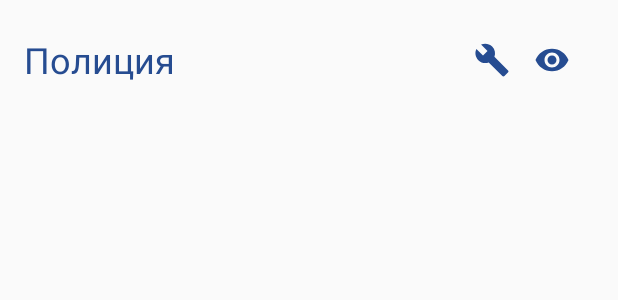
After one commit to dkoropenko/FakeCall, an Android app: the layout content_template_list.xml on its own in the app's theme, with its tools: preview values and no code run, on a phone screen of 412 x 824 dp. The commit adds this screen. Shown: the top 300 px of the screen. Run offline under Robolectric (Android 15) with nearby library versions, the phone set to English and light mode, and no system bars.

Commit message:
Added template list activity

```diff
--- a/app/build.gradle
+++ b/app/build.gradle
@@ -20,7 +20,9 @@ android {
 }
 
 dependencies {
-    compile fileTree(dir: 'libs', include: ['*.jar'])
+    compile fileTree(include: ['*.jar'], dir: 'libs')
     testCompile 'junit:junit:4.12'
     compile 'com.android.support:appcompat-v7:24.0.0'
+    compile 'com.android.support:recyclerview-v7:24.1.1'
+    compile 'com.android.support:cardview-v7:24.1.1'
 }
--- a/app/src/main/AndroidManifest.xml
+++ b/app/src/main/AndroidManifest.xml
@@ -15,6 +15,8 @@
                 <category android:name="android.intent.category.LAUNCHER"/>
             </intent-filter>
         </activity>
+        <activity android:name=".TemplateListActivity">
+        </activity>
     </application>
 
 </manifest>
--- /dev/null
+++ b/app/src/main/java/com/smalew/fakecall/TemplateListActivity.java
@@ -0,0 +1,13 @@
+package com.smalew.fakecall;
+
+import android.support.v7.app.AppCompatActivity;
+import android.os.Bundle;
+
+public class TemplateListActivity extends AppCompatActivity {
+
+    @Override
+    protected void onCreate(Bundle savedInstanceState) {
+        super.onCreate(savedInstanceState);
+        setContentView(R.layout.activity_template_list);
+    }
+}
--- /dev/null
+++ b/app/src/main/res/drawable/change_24dp.xml
@@ -0,0 +1,9 @@
+<vector xmlns:android="http://schemas.android.com/apk/res/android"
+        android:width="24dp"
+        android:height="24dp"
+        android:viewportWidth="24.0"
+        android:viewportHeight="24.0">
+    <path
+        android:fillColor="#264c91"
+        android:pathData="M22.7,19l-9.1,-9.1c0.9,-2.3 0.4,-5 -1.5,-6.9 -2,-2 -5,-2.4 -7.4,-1.3L9,6 6,9 1.6,4.7C0.4,7.1 0.9,10.1 2.9,12.1c1.9,1.9 4.6,2.4 6.9,1.5l9.1,9.1c0.4,0.4 1,0.4 1.4,0l2.3,-2.3c0.5,-0.4 0.5,-1.1 0.1,-1.4z"/>
+</vector>
--- /dev/null
+++ b/app/src/main/res/drawable/preview_24dp.xml
@@ -0,0 +1,9 @@
+<vector xmlns:android="http://schemas.android.com/apk/res/android"
+        android:width="24dp"
+        android:height="24dp"
+        android:viewportWidth="24.0"
+        android:viewportHeight="24.0">
+    <path
+        android:fillColor="#264c91"
+        android:pathData="M12,4.5C7,4.5 2.73,7.61 1,12c1.73,4.39 6,7.5 11,7.5s9.27,-3.11 11,-7.5c-1.73,-4.39 -6,-7.5 -11,-7.5zM12,17c-2.76,0 -5,-2.24 -5,-5s2.24,-5 5,-5 5,2.24 5,5 -2.24,5 -5,5zM12,9c-1.66,0 -3,1.34 -3,3s1.34,3 3,3 3,-1.34 3,-3 -1.34,-3 -3,-3z"/>
+</vector>
--- /dev/null
+++ b/app/src/main/res/layout/activity_template_list.xml
@@ -0,0 +1,16 @@
+<?xml version="1.0" encoding="utf-8"?>
+<RelativeLayout
+    xmlns:android="http://schemas.android.com/apk/res/android"
+    xmlns:tools="http://schemas.android.com/tools"
+    android:layout_width="match_parent"
+    android:layout_height="match_parent"
+    android:layout_margin="@dimen/space_16"
+    tools:context="com.smalew.fakecall.TemplateListActivity">
+
+    <android.support.v7.widget.RecyclerView
+        android:layout_width="match_parent"
+        android:layout_height="wrap_content">
+
+    </android.support.v7.widget.RecyclerView>
+
+</RelativeLayout>
--- /dev/null
+++ b/app/src/main/res/layout/content_template_list.xml
@@ -0,0 +1,38 @@
+<?xml version="1.0" encoding="utf-8"?>
+<RelativeLayout
+    xmlns:android="http://schemas.android.com/apk/res/android"
+    android:layout_width="match_parent"
+    android:layout_height="match_parent">
+
+    <RelativeLayout
+        android:layout_width="match_parent"
+        android:layout_height="@dimen/size_48"
+        android:layout_margin="@dimen/space_16">
+
+        <TextView
+            style="@style/templates_list_content_text"
+            android:text="Полиция"/>
+
+        <LinearLayout
+            android:layout_width="wrap_content"
+            android:layout_height="wrap_content"
+            android:layout_alignParentRight="true"
+            android:layout_centerVertical="true"
+            android:orientation="horizontal">
+
+            <ImageView
+                android:layout_width="@dimen/space_24"
+                android:layout_height="@dimen/space_24"
+                android:layout_marginRight="@dimen/space_16"
+                android:src="@drawable/change_24dp"/>
+
+            <ImageView
+                android:layout_width="@dimen/space_24"
+                android:layout_height="@dimen/space_24"
+                android:layout_marginRight="@dimen/space_16"
+                android:src="@drawable/preview_24dp"/>
+
+        </LinearLayout>
+    </RelativeLayout>
+
+</RelativeLayout>
--- a/app/src/main/res/values/colors.xml
+++ b/app/src/main/res/values/colors.xml
@@ -7,6 +7,7 @@
     <color name="background_main">#dae5f9</color>
     <color name="background_btn">#264c91</color>
 
+    <color name="txt_main">#264c91</color>
+    <color name="txt_main_btn">#dde9ff</color>
 
-    <color name="txt_main_btn">#dde9ff</color>
 </resources>
--- a/app/src/main/res/values/styles.xml
+++ b/app/src/main/res/values/styles.xml
@@ -16,11 +16,24 @@
         <item name="android:textSize">@dimen/font_24</item>
         <item name="android:textColor">@color/txt_main_btn</item>
     </style>
+    <style name="templates_list_text" parent="text">
+        <item name="android:textSize">@dimen/font_24</item>
+        <item name="android:textColor">@color/txt_main</item>
+    </style>
 
+    <!--MainActivity-->
     <style name="main_btn" parent="templates_btn_text">
         <item name="android:layout_width">match_parent</item>
         <item name="android:layout_height">@dimen/size_64</item>
         <item name="android:layout_marginTop">@dimen/space_16</item>
         <item name="android:background">@drawable/start_btn</item>
     </style>
+
+    <!--Content template list-->
+    <style name="templates_list_content_text" parent="templates_list_text">
+        <item name="android:layout_width">wrap_content</item>
+        <item name="android:layout_height">wrap_content</item>
+        <item name="android:layout_centerVertical">true</item>
+    </style>
+
 </resources>
```
